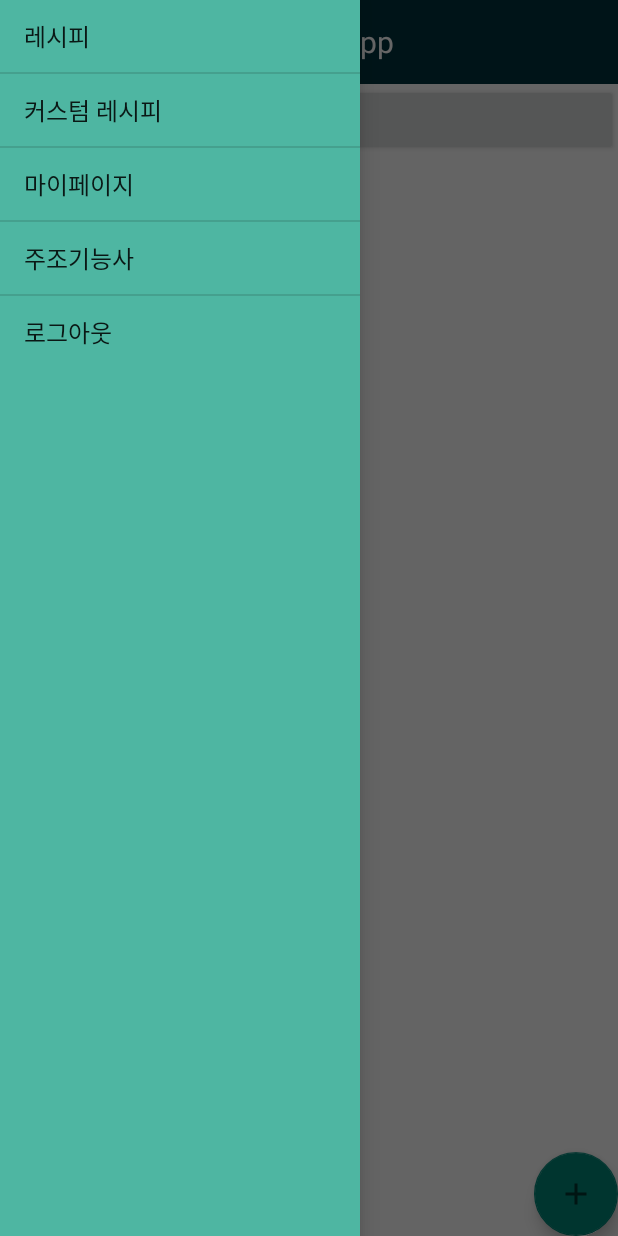
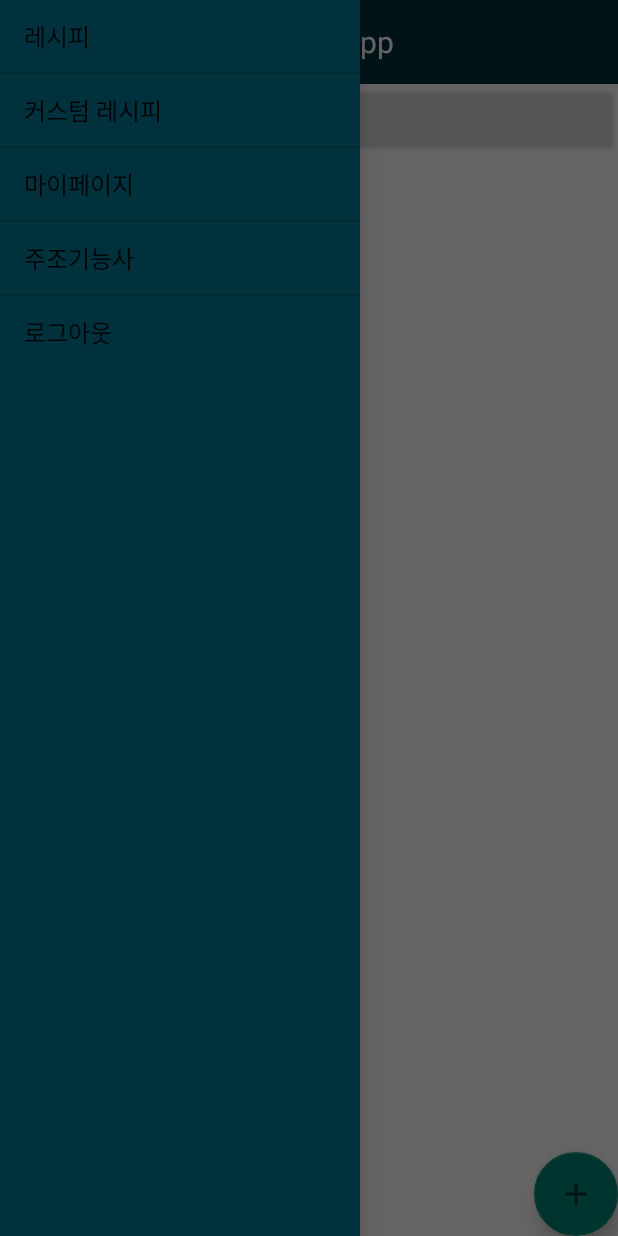
Before and after one commit to KangukLee-97/3G_Mobile_TP, an Android app: the CustomFragment screen opened directly, with no data from a screen before it, with the side drawer open, on a phone screen of 412 x 824 dp. Run offline under Robolectric (Android 15) with nearby library versions, the phone set to English and light mode, and no system bars; our stand-ins replace Firebase (no records; nobody signed in at launch, a user with empty details on screens opened directly).

Commit message:
디자인

```diff
--- a/app/src/main/res/layout/drawer.xml
+++ b/app/src/main/res/layout/drawer.xml
@@ -6,11 +6,11 @@
     android:layout_gravity="start"
     android:orientation="vertical"
     android:id="@+id/drawer"
-    android:background="#4EB6A2">
+    android:background="#00313c">
 
     <ListView
         android:layout_width="match_parent"
         android:layout_height="wrap_content"
-        android:id="@+id/list"/>
+        android:id="@+id/list" />
 
 </LinearLayout>
--- a/app/src/main/res/layout/fragment_custom.xml
+++ b/app/src/main/res/layout/fragment_custom.xml
@@ -1,8 +1,8 @@
 <?xml version="1.0" encoding="utf-8"?>
-<RelativeLayout
-    xmlns:android="http://schemas.android.com/apk/res/android"
+<RelativeLayout xmlns:android="http://schemas.android.com/apk/res/android"
     android:layout_width="match_parent"
-    android:layout_height="match_parent">
+    android:layout_height="match_parent"
+    xmlns:app="http://schemas.android.com/apk/res-auto">
 
     <LinearLayout
         android:layout_width="match_parent"
@@ -13,6 +13,12 @@
             android:layout_width="match_parent"
             android:layout_height="wrap_content"
             android:text="search"/>
+
+        <EditText
+            android:id="@+id/search"
+            android:layout_width="200dp"
+            android:layout_height="wrap_content"
+            android:hint="검색어를 입력하세요"/>
 
         <androidx.recyclerview.widget.RecyclerView
             android:id="@+id/customrecycle"
```
Also changed, not shown: app/src/main/java/com/example/cocktail/CustomRecipeActivity.java (+91 -0 lines), app/src/main/res/layout/activity_customrecipe.xml (+16 -1 lines).
